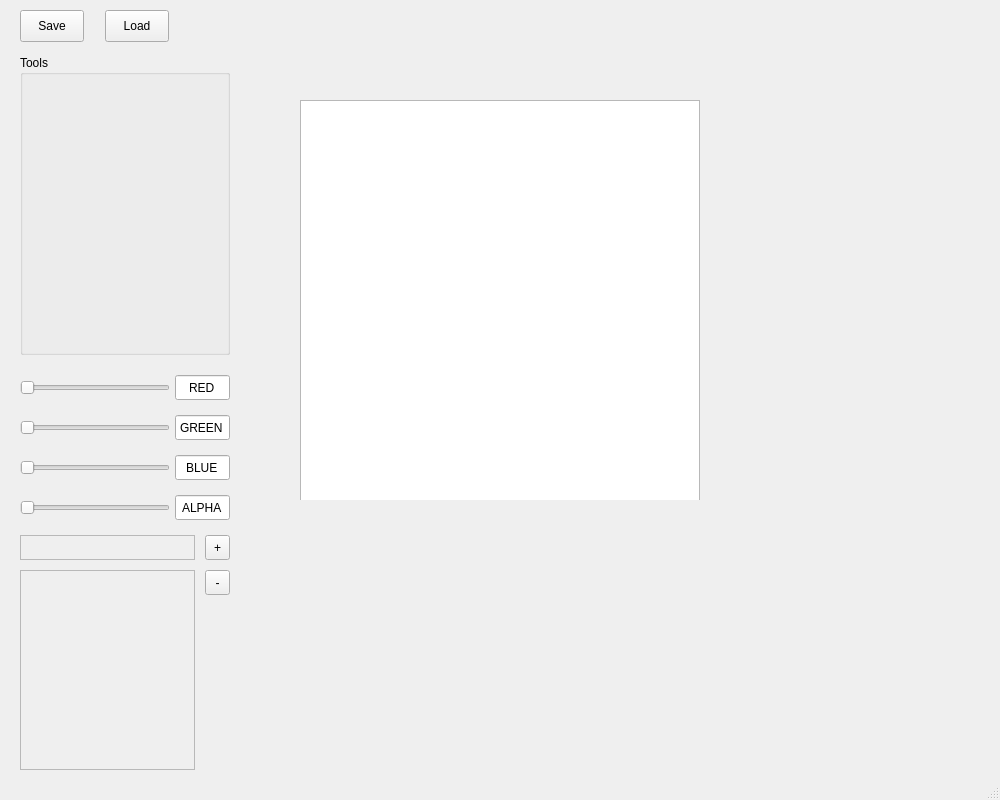
Before: the Qt Designer form Assignment8SpriteEditor/mainwindow.ui in NZaffos/Sprite-Editor, drawn with Qt 5.
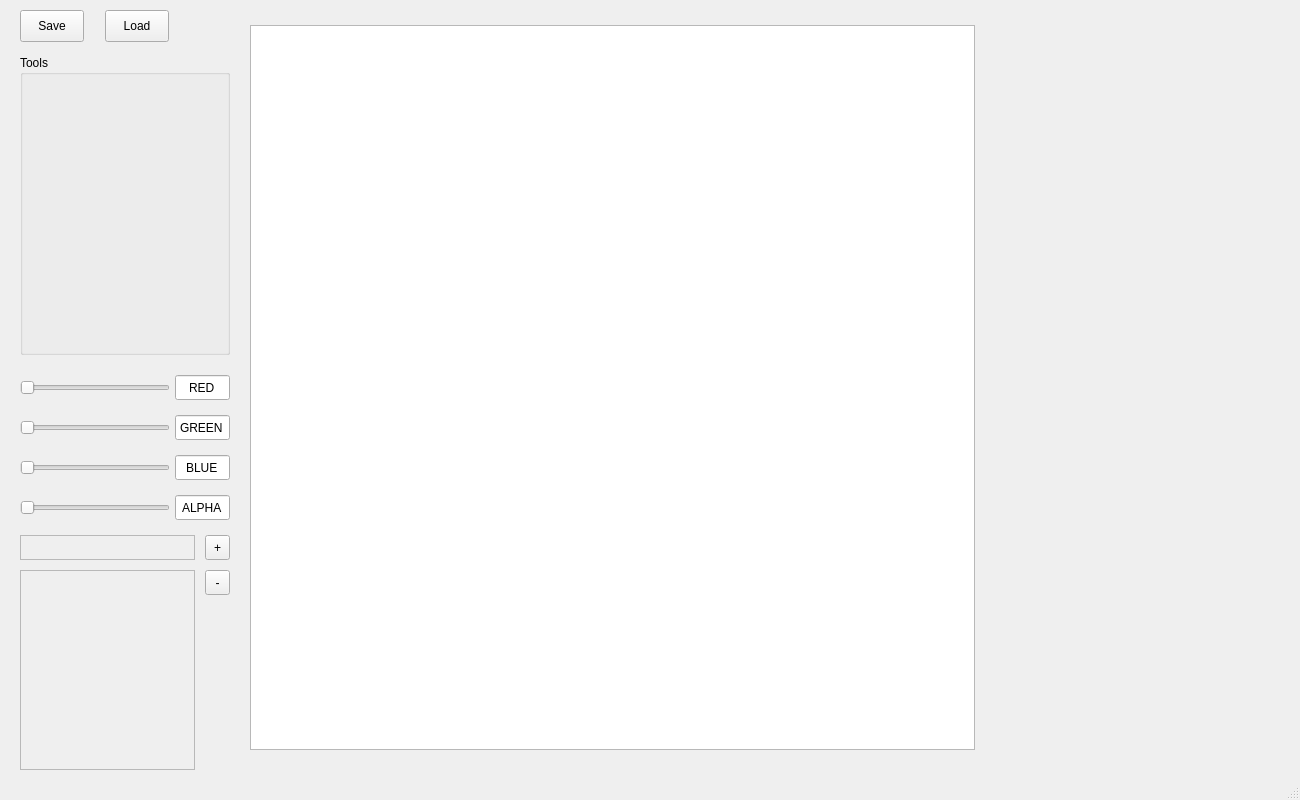
After: the same form once the commit is applied.

Commit message:
resized window
a quick reorganization of the window

The edit to the form file:
```diff
--- a/Assignment8SpriteEditor/mainwindow.ui
+++ b/Assignment8SpriteEditor/mainwindow.ui
@@ -6,7 +6,7 @@
    <rect>
     <x>0</x>
     <y>0</y>
-    <width>1000</width>
+    <width>1300</width>
     <height>800</height>
    </rect>
   </property>
@@ -17,10 +17,10 @@
    <widget class="QWidget" name="canvas" native="true">
     <property name="geometry">
      <rect>
-      <x>300</x>
-      <y>100</y>
-      <width>400</width>
-      <height>400</height>
+      <x>250</x>
+      <y>25</y>
+      <width>725</width>
+      <height>725</height>
      </rect>
     </property>
     <property name="mouseTracking">
@@ -31,8 +31,8 @@
       <rect>
        <x>0</x>
        <y>0</y>
-       <width>400</width>
-       <height>401</height>
+       <width>725</width>
+       <height>725</height>
       </rect>
      </property>
     </widget>
```
The commit also changes 1 other file.
